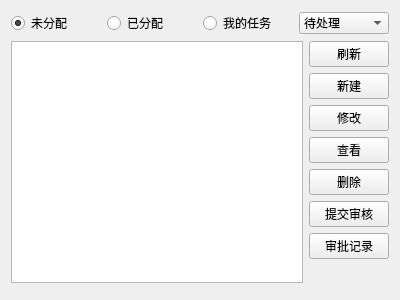
Above: src/TaskSheetManager/testmanager.ui from hcc01/ELIMS before the change. Below: the same form after it.
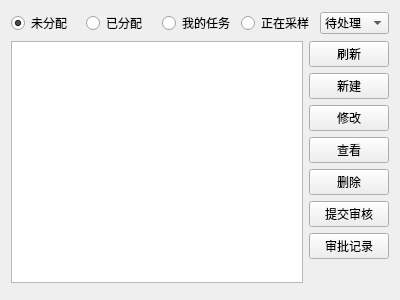
That is the form after the change. Custom widgets are drawn as their Qt base class.

Patch:
```diff
--- a/src/TaskSheetManager/testmanager.ui
+++ b/src/TaskSheetManager/testmanager.ui
@@ -40,6 +40,13 @@
        </property>
       </widget>
      </item>
+     <item>
+      <widget class="QRadioButton" name="onSamplingBtn">
+       <property name="text">
+        <string>正在采样</string>
+       </property>
+      </widget>
+     </item>
      <item>
       <widget class="QComboBox" name="filterBox">
        <item>
```
